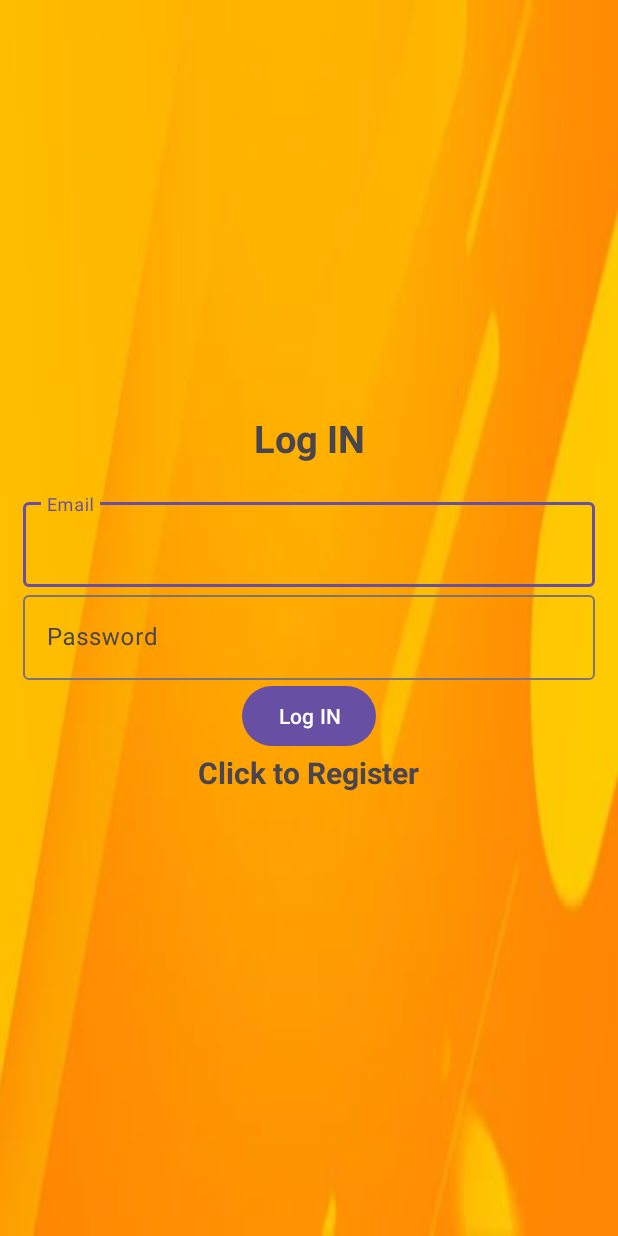
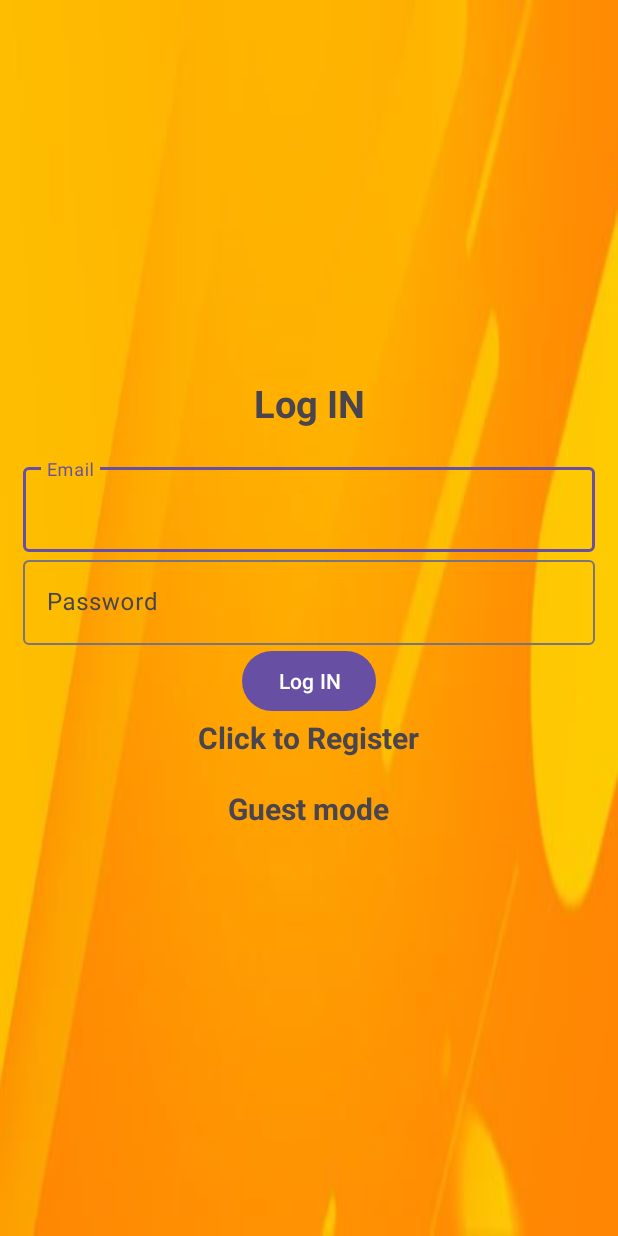
Before and after one commit to ArenLavTxa/MyGame, an Android app: the screen it shows after launch (Login), on a phone screen of 412 x 824 dp. Run offline under Robolectric (Android 15) with nearby library versions, the phone set to English and light mode, and no system bars; our stand-ins replace Firebase (no records; nobody signed in at launch, a user with empty details on screens opened directly).

```diff
--- a/app/src/main/java/com/example/mygame/Login.java
+++ b/app/src/main/java/com/example/mygame/Login.java
@@ -24,6 +24,7 @@ public class Login extends AppCompatActivity {
     Button buttonLogin;
     FirebaseAuth mAuth;
     TextView textView;
+    TextView textView1;
     ProgressBar progressBar;
     @Override
     public void onStart() {
@@ -45,10 +46,19 @@ public class Login extends AppCompatActivity {
         buttonLogin=findViewById(R.id.btn_login);
         progressBar=findViewById(R.id.progressBar);
         textView=findViewById(R.id.registerNow);
+        textView1=findViewById(R.id.guest);
         textView.setOnClickListener(new View.OnClickListener() {
             @Override
             public void onClick(View v) {
                 Intent intent=new Intent(getApplicationContext(), Register.class);
+                startActivity(intent);
+                finish();
+            }
+        });
+        textView1.setOnClickListener(new View.OnClickListener() {
+            @Override
+            public void onClick(View v) {
+                Intent intent=new Intent(getApplicationContext(), MainActivity.class);
                 startActivity(intent);
                 finish();
             }
--- a/app/src/main/java/com/example/mygame/MainActivity.java
+++ b/app/src/main/java/com/example/mygame/MainActivity.java
@@ -47,9 +47,9 @@ public class MainActivity extends AppCompatActivity {
         });
 
             if (user == null) {
-                Intent intent = new Intent(getApplicationContext(), Login.class);
-                startActivity(intent);
-                finish();
+//                Intent intent = new Intent(getApplicationContext(), Login.class);
+//                startActivity(intent);
+//                finish();
             } else {
                 textView.setText(user.getEmail());
             }
--- a/app/src/main/res/layout/activity_login.xml
+++ b/app/src/main/res/layout/activity_login.xml
@@ -36,6 +36,7 @@
         <com.google.android.material.textfield.TextInputEditText
             android:id="@+id/password"
             android:hint="@string/Password"
+            android:inputType="textPassword"
             android:layout_width="match_parent"
             android:layout_height="wrap_content"/>
     </com.google.android.material.textfield.TextInputLayout>
@@ -60,5 +61,16 @@
         android:text="Click to Register"
         android:layout_width="wrap_content"
         android:layout_height="wrap_content"/>
+    <TextView
+        android:textStyle="bold"
+        android:gravity="center"
+        android:layout_marginBottom="20dp"
+        android:textSize="20dp"
+        android:id="@+id/guest"
+        android:text="Guest mode"
+        android:layout_width="wrap_content"
+        android:layout_height="wrap_content"/>
+
+
 
 </LinearLayout>
--- a/app/src/main/res/layout/activity_main.xml
+++ b/app/src/main/res/layout/activity_main.xml
@@ -20,7 +20,7 @@
         android:layout_height="wrap_content"
         android:layout_marginTop="20dp"
         android:layout_marginBottom="40dp"
-        android:text="Hello World!"
+        android:text="Unknown user"
         android:textSize="25dp" />
 
     <Button
--- a/app/src/main/res/layout/activity_register.xml
+++ b/app/src/main/res/layout/activity_register.xml
@@ -35,6 +35,7 @@
         android:layout_height="wrap_content">
         <com.google.android.material.textfield.TextInputEditText
             android:id="@+id/password"
+            android:inputType="textPassword"
             android:hint="@string/Password"
             android:layout_width="match_parent"
             android:layout_height="wrap_content"/>
```
